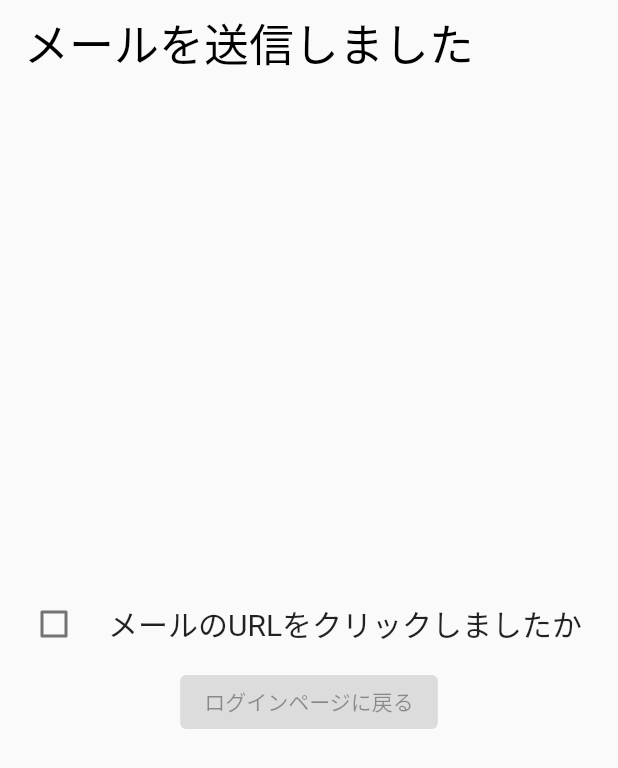
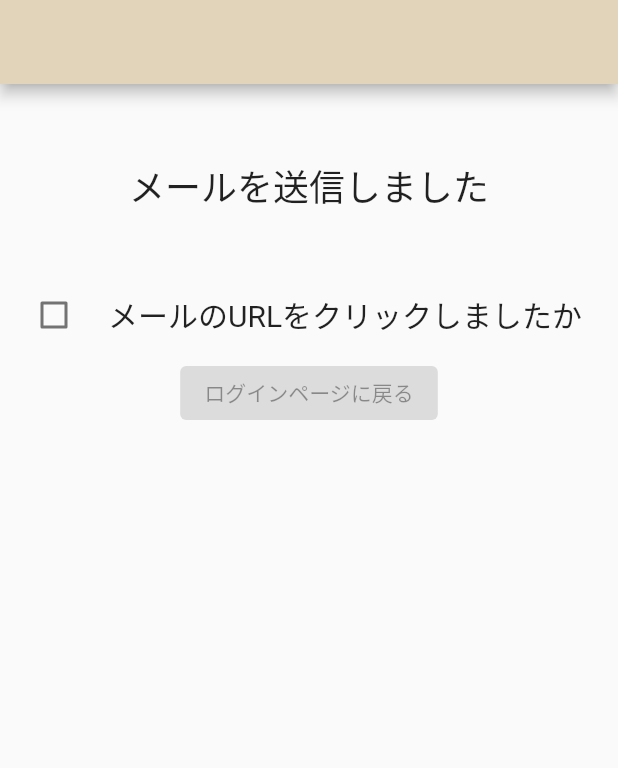
Before and after one commit to fortune-programming/note_app, a Flutter app: the Resetting_check screen opened directly, on a phone screen of 412 x 824 dp. Shown: the top 768 px of the screen. Run offline on Flutter 3.47's test engine with Material 2 defaults, Android fonts, the phone set to English and light mode, and no system bars; our stand-ins replace cloud_firestore, firebase_auth, firebase_core, firebase_storage, image_picker; accounts and stored records are empty.

Commit message:
change design

```diff
--- a/lib/view/Resetting_check/Resetting_check.dart
+++ b/lib/view/Resetting_check/Resetting_check.dart
@@ -15,15 +15,26 @@ class _Resetting_checkState extends State<Resetting_check> {
   Widget build(BuildContext context) {
     return Scaffold(
       appBar: AppBar(
-        elevation: 0.0,
-        backgroundColor: Colors.transparent,
-        title: Text(
-          'メールを送信しました',
-          style: TextStyle(color: Color.fromRGBO(0, 0, 0, 1), fontSize: 30),
-        ),
+        automaticallyImplyLeading: false,
+        backgroundColor: Color(0xFFE2D4BA),
       ),
-      body: Center(
+      body: SafeArea(
         child: Column(
+          children: [
+            SizedBox(
+              height: 50,
+            ),
+            Text(
+              'メールを送信しました',
+              style: TextStyle(fontSize: 24),
+            ),
+            Padding(
+              padding: const EdgeInsets.symmetric(vertical: 20.0),
+              child: Container(
+                width: 300,
+                ),
+              ),
+            Column(
             mainAxisAlignment: MainAxisAlignment.center,
             children: <Widget>[
               CheckboxListTile(
@@ -47,7 +58,47 @@ class _Resetting_checkState extends State<Resetting_check> {
                 child: Text('ログインページに戻る'),
               ),
             ]),
-      ),
-    );
+
+          ],
+          ) ,
+          )
+          );
   }
 }
+      //appBar: AppBar(
+        //elevation: 0.0,
+        //backgroundColor: Colors.transparent,
+        //title: Text(
+          //'メールを送信しました',
+          //style: TextStyle(color: Color.fromRGBO(0, 0, 0, 1), fontSize: 30),
+        //),
+      //),
+      //body: Center(
+        //child: Column(
+          //  mainAxisAlignment: MainAxisAlignment.center,
+            //children: <Widget>[
+              //CheckboxListTile(
+                //controlAffinity: ListTileControlAffinity.leading,
+                //title:
+                  //  Text('メールのURLをクリックしましたか', style: TextStyle(fontSize: 20)),
+                //value: isChecked,
+                //onChanged: (value) {
+                  //setState(() {
+                    //isChecked = !isChecked;
+                  //});
+                //},
+              //),
+              //ElevatedButton(
+                //onPressed: isChecked
+                  //  ? () {
+                    //    Navigator.pushReplacement(context,
+                      //      MaterialPageRoute(builder: (context) => LogIn()));
+                      //}
+                    //: null, // チェックがない場合はボタンを無効にする
+                //child: Text('ログインページに戻る'),
+              //),
+            //]),
+      //),
+    //);
+  //}
+//}
```
